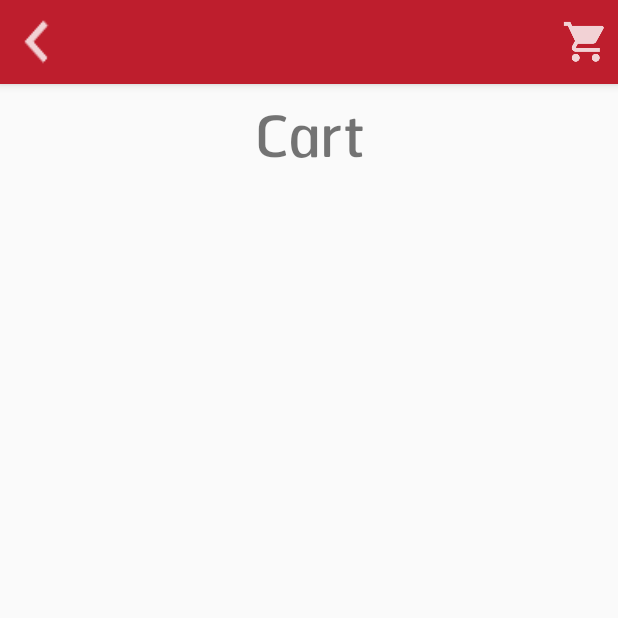
After one commit to arthardrock/horizon_master, an Android app: the ClCartShopping screen opened directly, with no data from a screen before it, on a phone screen of 412 x 824 dp, the top half of it. The commit adds this screen. Run offline under Robolectric (Android 15) with nearby library versions, the phone set to English and light mode, and no system bars.

```diff
--- a/app/src/main/AndroidManifest.xml
+++ b/app/src/main/AndroidManifest.xml
@@ -46,6 +46,9 @@
         </activity>
         <activity android:name=".Information">
         </activity>
+        <activity android:name=".activity.ClCartShopping">
+
+        </activity>
     </application>
 
 </manifest>
--- /dev/null
+++ b/app/src/main/java/horizont/com/pmart/horizon/ClPromoAddapter.java
@@ -0,0 +1,4 @@
+package horizont.com.pmart.horizon;
+
+public class ClPromoAddapter {
+}
--- /dev/null
+++ b/app/src/main/java/horizont/com/pmart/horizon/activity/ClCartShopping.java
@@ -0,0 +1,15 @@
+package horizont.com.pmart.horizon.activity;
+
+import android.os.Bundle;
+import android.support.annotation.Nullable;
+import android.support.v7.app.AppCompatActivity;
+
+import horizont.com.pmart.horizon.R;
+
+public class ClCartShopping extends AppCompatActivity {
+    @Override
+    protected void onCreate(@Nullable Bundle savedInstanceState) {
+        super.onCreate(savedInstanceState);
+        setContentView(R.layout.act_cart);
+    }
+}
--- /dev/null
+++ b/app/src/main/res/layout/act_cart.xml
@@ -0,0 +1,26 @@
+<?xml version="1.0" encoding="utf-8"?>
+<android.support.constraint.ConstraintLayout
+    xmlns:android="http://schemas.android.com/apk/res/android"
+    android:layout_width="match_parent"
+    android:layout_height="match_parent">
+
+    <include
+        android:id="@+id/toolbar"
+        layout="@layout/tb_itemdetail_custom">
+    </include>
+
+    <RelativeLayout
+        android:paddingTop="?actionBarSize"
+        android:orientation="vertical"
+        android:layout_width="match_parent"
+        android:layout_height="match_parent">
+
+        <TextView
+            style="@style/Text_50dp"
+            android:text="Cart"
+            android:gravity="center_horizontal"
+            android:layout_width="match_parent"
+            android:layout_height="wrap_content" />
+
+    </RelativeLayout>
+</android.support.constraint.ConstraintLayout>
```
Also changed, not shown: app/src/main/java/horizont/com/pmart/horizon/activity/MainActivity.java (+25 -3 lines), app/src/main/res/layout/act_main.xml (+27 -11 lines), app/src/main/res/layout/frag_home.xml (+6 -8 lines), app/src/main/res/layout/ly_adperger.xml (+9 -0 lines).
